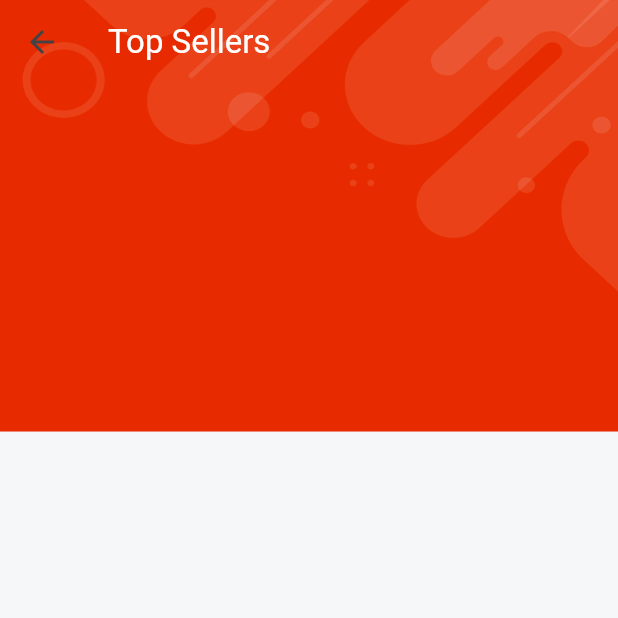
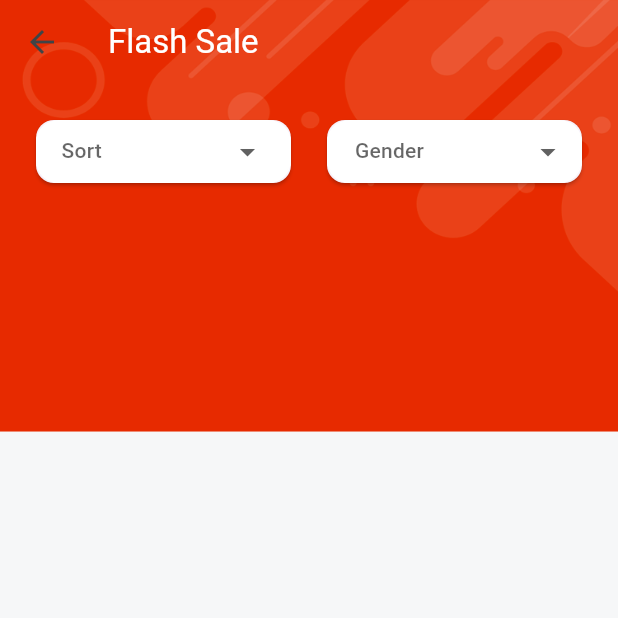
Before and after one commit to shrutikahilale/ecommerce_app, a Flutter app: the screen it shows once a user with an empty profile is signed in, after a tap on "Top Sellers", on a phone screen of 412 x 824 dp, the top half of it. Run offline on Flutter 3.47's test engine with Material 3 defaults, Android fonts, the phone set to English and light mode, and no system bars; drawn by our look-alikes of dropdown_button2; our stand-ins replace cloud_firestore, firebase_auth, firebase_core, flutter_rating_bar, get, get_storage and 1 more; accounts and stored records are empty; Roboto replaces fonts that are missing (sans_bold, sans_regular).

Commit message:
Flash sale and top seeler completed

```diff
--- a/lib/controllers/home_controller.dart
+++ b/lib/controllers/home_controller.dart
@@ -14,6 +14,10 @@ class HomeController extends GetxController {
 
   List<Product> flashSaleProducts = [];
   List<Product> retrievedFlashSaleProducts = [];
+
+  // ignore: non_constant_identifier_names
+  List<Product> TopSellerProducts = [];
+  List<Product> retrievedTopSellerProducts = [];
 
   List<Product> productsForWomen = [];
   List<Product> retrievedProductsForWomen = [];
@@ -44,6 +48,13 @@ class HomeController extends GetxController {
             product.numOfferPercent! >= 40;
       }).toList();
       flashSaleProducts.assignAll(retrievedFlashSaleProducts);
+
+      //Top Seller products
+      retrievedTopSellerProducts = retrievedProducts.where((product) {
+        return (product.order != null);
+      }).toList();
+      retrievedTopSellerProducts.sort((a, b) => b.order!.compareTo(a.order!));
+      TopSellerProducts.assignAll(retrievedTopSellerProducts);
 
       // Products for women
       QuerySnapshot productForWomenSnapshot =
@@ -94,7 +105,7 @@ class HomeController extends GetxController {
     update();
   }
 
-  sortFilterByGender(String sortOption, List<String> selectedGender) {
+  sortFilterByGenderFlashSale(String sortOption, List<String> selectedGender) {
     flashSaleProducts.assignAll(retrievedFlashSaleProducts);
 
     if (sortOption == 'price_asc') {
@@ -112,6 +123,29 @@ class HomeController extends GetxController {
           .where((product) => selectedGender.contains(product.gender))
           .toList();
       flashSaleProducts.assignAll(filterByGender);
+    }
+
+    update();
+  }
+
+  sortFilterByGenderTopSeller(String sortOption, List<String> selectedGender) {
+    TopSellerProducts.assignAll(retrievedTopSellerProducts);
+
+    if (sortOption == 'price_asc') {
+      TopSellerProducts.sort((a, b) => (a.price ?? 0).compareTo(b.price ?? 0));
+    } else if (sortOption == 'price_desc') {
+      TopSellerProducts.sort((a, b) => (b.price ?? 0).compareTo(a.price ?? 0));
+    } else if (sortOption == 'rating_desc') {
+      TopSellerProducts.sort(
+          (a, b) => (b.review ?? 0).compareTo(a.review ?? 0));
+    }
+
+    if (selectedGender.isNotEmpty) {
+      // Filter products based on selected brands
+      List<Product> filterByGender = retrievedTopSellerProducts
+          .where((product) => selectedGender.contains(product.gender))
+          .toList();
+      TopSellerProducts.assignAll(filterByGender);
     }
 
     update();
--- a/lib/model/product/product.dart
+++ b/lib/model/product/product.dart
@@ -43,6 +43,9 @@ class Product {
   @JsonKey(name: "docId")
   String? docId;
 
+  @JsonKey(name: "order")
+  double? order;
+
   Product({
     this.id,
     this.name,
@@ -57,6 +60,7 @@ class Product {
     this.review,
     this.numOfferPercent,
     this.docId,
+    this.order,
   });
 
   factory Product.fromJson(Map<String, dynamic> json, String docID) =>
--- a/lib/views/auth_screen/login_screen.dart
+++ b/lib/views/auth_screen/login_screen.dart
@@ -1,7 +1,6 @@
 import 'package:ecommerce_app/consts/consts.dart';
 import 'package:ecommerce_app/consts/lists.dart';
 import 'package:ecommerce_app/views/auth_screen/signup_screen.dart';
-import 'package:ecommerce_app/views/home_screen/home.dart';
 import 'package:ecommerce_app/widgets_common/applogo_widget.dart';
 import 'package:ecommerce_app/widgets_common/bg_widget.dart';
 import 'package:ecommerce_app/widgets_common/custom_textfield.dart';
@@ -13,6 +12,7 @@ class LoginScreen extends StatefulWidget {
   const LoginScreen({super.key});
 
   @override
+  // ignore: library_private_types_in_public_api
   _LoginScreenState createState() => _LoginScreenState();
 }
 
@@ -42,7 +42,7 @@ class _LoginScreenState extends State<LoginScreen> {
   }
 
   String? _validatePassword(String? value) {
-    if (value!.length < 8 || value!.length > 12) {
+    if (value!.length < 8 || value.length > 12) {
       return 'Password must be between 8 and 12 characters';
     } else if (!GetUtils.hasMatch(value, r'[a-zA-Z]') ||
         !GetUtils.hasMatch(value, r'[0-9]')) {
@@ -61,14 +61,14 @@ class _LoginScreenState extends State<LoginScreen> {
       if (errorCode == 'invalid-email') {
         // handle
         ScaffoldMessenger.of(context).showSnackBar(
-          SnackBar(
+          const SnackBar(
             content: Text('Please re-check the email id entered'),
             backgroundColor: Colors.red,
           ),
         );
       } else if (errorCode == 'invalid-credential') {
         ScaffoldMessenger.of(context).showSnackBar(
-          SnackBar(
+          const SnackBar(
             content: Text('Please re-check the email/password entered'),
             backgroundColor: Colors.red,
           ),
--- a/lib/views/cart_screen/cart_screen.dart
+++ b/lib/views/cart_screen/cart_screen.dart
@@ -1,7 +1,7 @@
 import 'package:ecommerce_app/consts/consts.dart';
 
 class CartScreen extends StatelessWidget {
-  const CartScreen({Key? key}) : super(key: key);
+  const CartScreen({super.key});
 
   @override
   Widget build(BuildContext context) {
--- a/lib/views/category_screen/flashSale_screen.dart
+++ b/lib/views/category_screen/flashSale_screen.dart
@@ -52,7 +52,7 @@ class FlashSaleScreen extends StatelessWidget {
                               } else if (selected == 'Rating') {
                                 sortOption = 'rating_desc';
                               }
-                              ctrl.sortFilterByGender(
+                              ctrl.sortFilterByGenderFlashSale(
                                   sortOption, selectedGender);
                             },
                             decoration: dropDownDecoration,
@@ -68,7 +68,7 @@ class FlashSaleScreen extends StatelessWidget {
                             items: const ['Women', 'Men'],
                             onSelectionChanged: (selectedItems) {
                               selectedGender = selectedItems.cast<String>();
-                              ctrl.sortFilterByGender(
+                              ctrl.sortFilterByGenderFlashSale(
                                   sortOption, selectedGender);
                             },
                           ),
--- a/lib/views/category_screen/topSeller_screen.dart
+++ b/lib/views/category_screen/topSeller_screen.dart
@@ -1,18 +1,121 @@
 import 'package:ecommerce_app/consts/consts.dart';
+import 'package:ecommerce_app/controllers/home_controller.dart';
 import 'package:ecommerce_app/widgets_common/bg_widget.dart';
+import 'package:ecommerce_app/widgets_common/multi_select_dropdown.dart';
+import 'package:ecommerce_app/widgets_common/product_card.dart';
+import 'package:ecommerce_app/widgets_common/product_description_page.dart';
+import 'package:get/get.dart';
+
+import '../../widgets_common/dropdown.dart';
 
 class TopSellerScreen extends StatelessWidget {
   const TopSellerScreen({super.key});
 
   @override
   Widget build(BuildContext context) {
-    return bgWidget(
-      child: Scaffold(
-        appBar: AppBar(
-          title: topSellers.text.fontFamily(bold).white.make(),
+    final dropDownDecoration = BoxDecoration(
+      border: Border.all(color: Colors.white),
+      color: Colors.white,
+      borderRadius: BorderRadius.circular(15),
+    );
+    String sortOption = '';
+    List<String> selectedGender = [];
+
+    return GetBuilder<HomeController>(builder: (ctrl) {
+      return bgWidget(
+        child: Scaffold(
+          appBar: AppBar(
+            title: flashsale.text.fontFamily(bold).white.make(),
+          ),
+          body: SingleChildScrollView(
+            child: Padding(
+              padding: const EdgeInsets.all(12),
+              child: Column(
+                crossAxisAlignment: CrossAxisAlignment.start,
+                children: [
+                  Row(
+                    children: [
+                      Flexible(
+                        child: Padding(
+                          padding: const EdgeInsets.all(8.0),
+                          child: DropDownBtn(
+                            items: const [
+                              'Rs. Low to High',
+                              'Rs. High to Low',
+                              'Rating'
+                            ],
+                            selectedItemText: 'Sort',
+                            onSelect: (selected) {
+                              if (selected == 'Rs. Low to High') {
+                                sortOption = 'price_asc';
+                              } else if (selected == 'Rs. High to Low') {
+                                sortOption = 'price_desc';
+                              } else if (selected == 'Rating') {
+                                sortOption = 'rating_desc';
+                              }
+                              ctrl.sortFilterByGenderTopSeller(
+                                  sortOption, selectedGender);
+                            },
+                            decoration: dropDownDecoration,
+                          ),
+                        ),
+                      ),
+                      Flexible(
+                        child: Padding(
+                          padding: const EdgeInsets.all(8.0),
+                          child: MultiSelectDropDown(
+                            label: 'Gender',
+                            decoration: dropDownDecoration,
+                            items: const ['Women', 'Men'],
+                            onSelectionChanged: (selectedItems) {
+                              selectedGender = selectedItems.cast<String>();
+                              ctrl.sortFilterByGenderTopSeller(
+                                  sortOption, selectedGender);
+                            },
+                          ),
+                        ),
+                      ),
+                    ],
+                  ),
+                  const SizedBox(height: 20),
+                  GridView.builder(
+                    physics: const NeverScrollableScrollPhysics(),
+                    shrinkWrap: true,
+                    itemCount: ctrl.TopSellerProducts.length,
+                    gridDelegate:
+                        const SliverGridDelegateWithFixedCrossAxisCount(
+                      crossAxisCount: 2,
+                      mainAxisSpacing: 8,
+                      crossAxisSpacing: 8,
+                      mainAxisExtent: 300,
+                    ),
+                    itemBuilder: (context, index) {
+                      return ProductCard(
+                        name: ctrl.TopSellerProducts[index].name ?? 'no name',
+                        imageUrl: ctrl.TopSellerProducts[index].image ?? 'url',
+                        price: ctrl.TopSellerProducts[index].price ?? 0.00,
+                        offerTag: (ctrl.TopSellerProducts[index].offer ?? true)
+                            ? ctrl.TopSellerProducts[index].offerPercent ?? ' '
+                            : ' ',
+                        review: ctrl.TopSellerProducts[index].review ?? 0.0,
+                        numOfferPercent:
+                            ctrl.TopSellerProducts[index].numOfferPercent ??
+                                0.0,
+                        onTap: () {
+                          Get.to(const ProductDescriptionPage(), arguments: {
+                            'data': ctrl.TopSellerProducts[index]
+                          });
+                        },
+                        hasOffer: ctrl.TopSellerProducts[index].offer ?? false,
+                      );
+                    },
+                  ),
+                ],
+              ),
+            ),
+          ),
         ),
-        body: const SingleChildScrollView(),
-      ),
-    );
+      );
+    });
   }
 }
--- a/lib/views/home_screen/home.dart
+++ b/lib/views/home_screen/home.dart
@@ -1,6 +1,5 @@
 import 'package:ecommerce_app/consts/consts.dart';
 import 'package:ecommerce_app/controllers/home_controller.dart';
-import 'package:ecommerce_app/views/cart_screen/cart_screen.dart';
 import 'package:ecommerce_app/views/category_screen/category_screen.dart';
 import 'package:ecommerce_app/views/home_screen/home_screen.dart';
 import 'package:ecommerce_app/views/profile_screen/profile_screen.dart';
--- a/lib/views/my_wishlist_screen/my_wishlist_screen.dart
+++ b/lib/views/my_wishlist_screen/my_wishlist_screen.dart
@@ -1,7 +1,5 @@
 import 'package:ecommerce_app/widgets_common/product_description_page.dart';
 import 'package:get/get.dart';
-import 'package:get/get_core/src/get_main.dart';
-import 'package:get/get_state_manager/src/simple/get_state.dart';
 
 import '../../consts/consts.dart';
 import '../../controllers/user_controller.dart';
--- a/lib/widgets_common/product_description_page.dart
+++ b/lib/widgets_common/product_description_page.dart
@@ -7,7 +7,7 @@ import 'package:get/get.dart';
 import '../model/product/product.dart';
 
 class ProductDescriptionPage extends StatefulWidget {
-  const ProductDescriptionPage({Key? key});
+  const ProductDescriptionPage({super.key});
 
   @override
   State<ProductDescriptionPage> createState() => _ProductDescriptionPageState();
@@ -27,7 +27,6 @@ class _ProductDescriptionPageState extends State<ProductDescriptionPage> {
             builder: (context, snapshot) {
               bool isProductAdded = userController
                   .isProductAddedToWishlist(product.docId.toString());
-              print('here in fututre builder');
               return Scaffold(
                 backgroundColor: whiteColor,
                 appBar: AppBar(
```
Also changed, not shown: lib/controllers/user_controller.dart (+3 -15 lines), lib/views/auth_screen/signup_screen.dart (+6 -9 lines), lib/model/product/product.g.dart.
